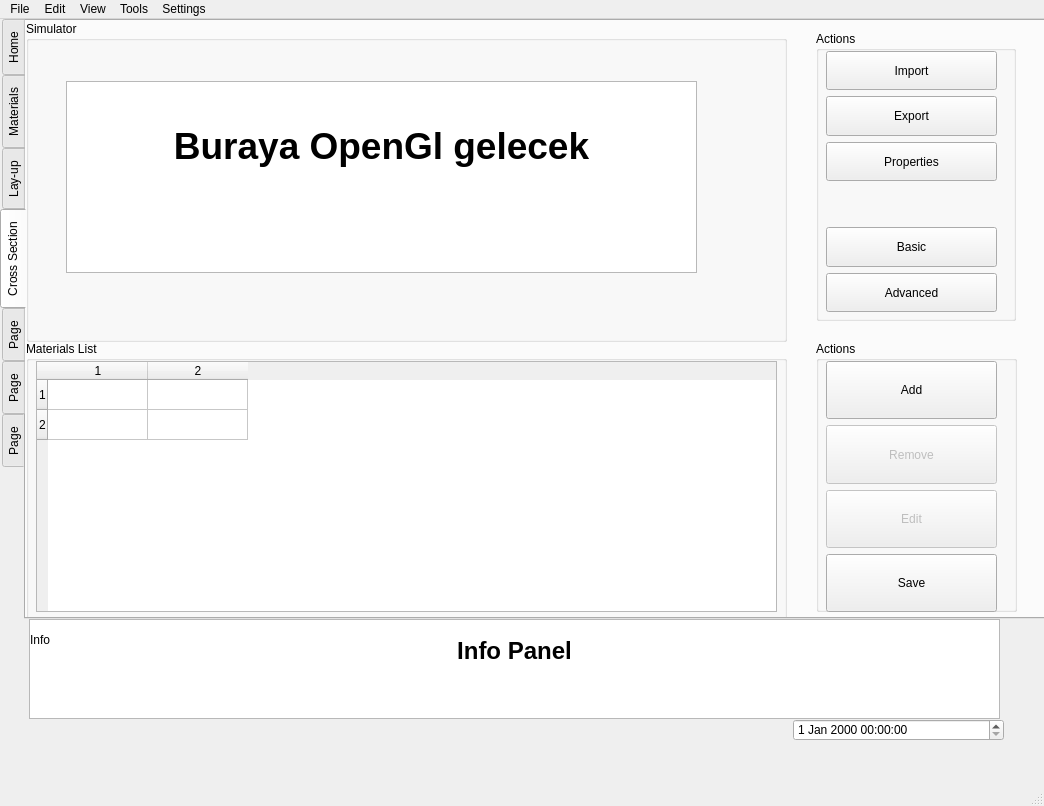
First picture: the form in MultiLayeredApp/MainWindow.ui, repository Ozgun-Demirel/MultiLayeredGUI, before the edit.
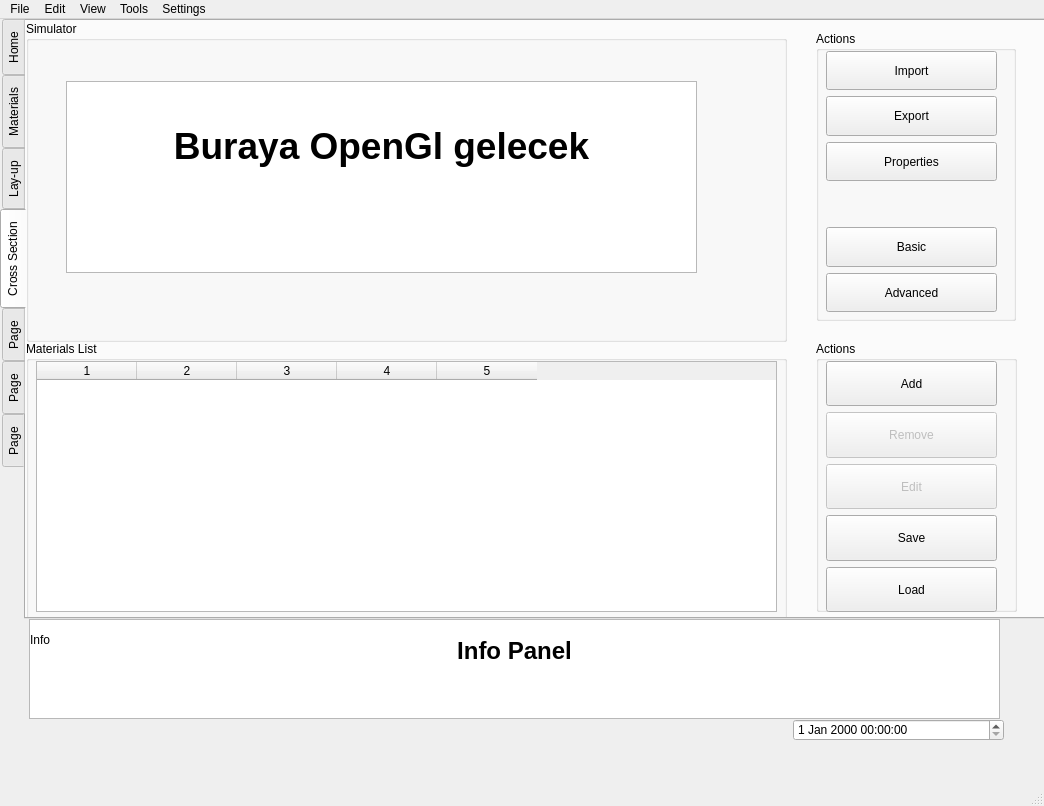
Second picture: the form after the edit. The open tabs and pages were chosen to show the change.

```diff
--- a/MultiLayeredApp/MainWindow.ui
+++ b/MultiLayeredApp/MainWindow.ui
@@ -705,13 +705,14 @@
         </rect>
        </property>
        <property name="rowCount">
-        <number>2</number>
+        <number>0</number>
        </property>
        <property name="columnCount">
-        <number>2</number>
+        <number>5</number>
        </property>
-       <row/>
-       <row/>
+       <column/>
+       <column/>
+       <column/>
        <column/>
        <column/>
       </widget>
@@ -796,6 +797,19 @@
           </property>
          </widget>
         </item>
+        <item>
+         <widget class="QPushButton" name="btn_CrossSection_Actions2_Load">
+          <property name="sizePolicy">
+           <sizepolicy hsizetype="Minimum" vsizetype="Expanding">
+            <horstretch>0</horstretch>
+            <verstretch>0</verstretch>
+           </sizepolicy>
+          </property>
+          <property name="text">
+           <string>Load</string>
+          </property>
+         </widget>
+        </item>
        </layout>
       </widget>
      </widget>
```
Left out of the diff: 15 changed lines with no effect on the pictures.
